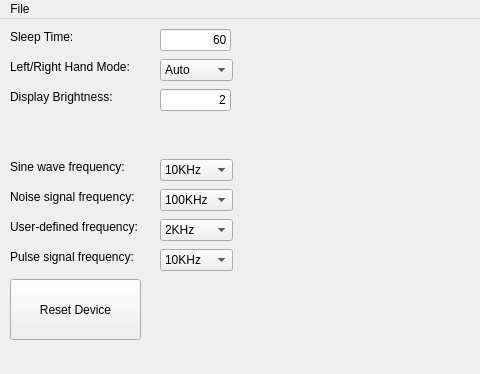
Qt form main.ui (ProgrammingCube/DT71-Configuration-Utility) before a commit; both pictures show x 0 to 480 and y 0 to 374 of the 796 by 374 pixel window.
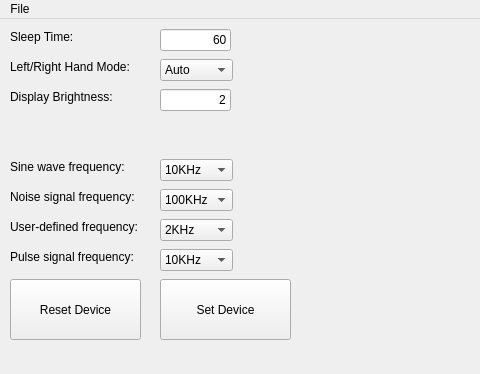
The same form after that commit.

Patch:
```diff
--- a/main.ui
+++ b/main.ui
@@ -347,6 +347,19 @@
      </property>
     </item>
    </widget>
+   <widget class="QPushButton" name="setDeviceButton">
+    <property name="geometry">
+     <rect>
+      <x>160</x>
+      <y>260</y>
+      <width>131</width>
+      <height>61</height>
+     </rect>
+    </property>
+    <property name="text">
+     <string>Set Device</string>
+    </property>
+   </widget>
   </widget>
   <widget class="QMenuBar" name="menubar">
    <property name="geometry">
```
Left out of the diff: 4 changed lines with no effect on the pictures.
